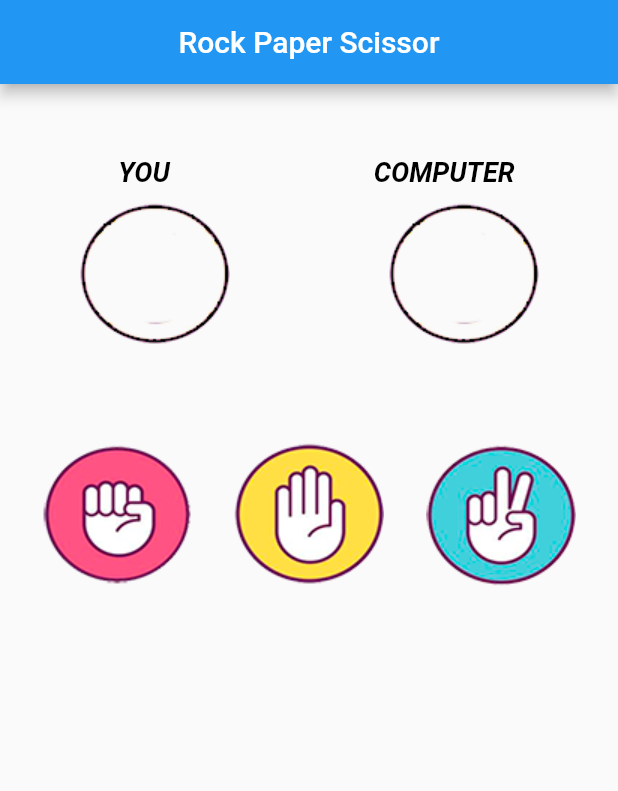
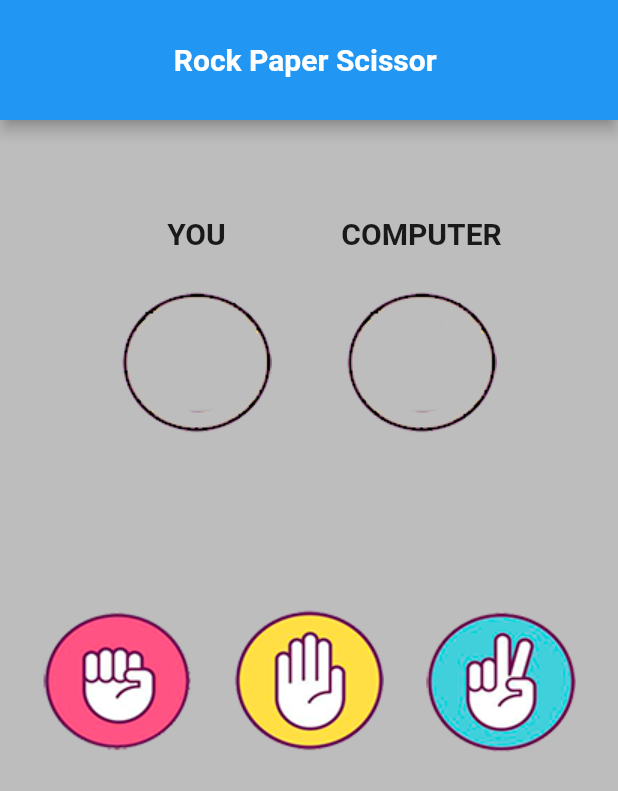
Before and after one commit to Aruncp47/rps, a Flutter app: the screen it shows after launch, on a phone screen of 412 x 824 dp. Shown: the top 791 px of the screen. Run offline on Flutter 3.47's test engine with Material 2 defaults, Android fonts, the phone set to English and light mode, and no system bars.

Commit message:
initial commit

```diff
--- a/lib/main.dart
+++ b/lib/main.dart
@@ -1,97 +1,214 @@
-import 'package:flutter/cupertino.dart';
+import 'dart:async';
+import 'dart:math';
+
 import 'package:flutter/material.dart';
 
 void main() {
-  runApp(MaterialApp(
+  runApp(const MaterialApp(
     home: HomePage(),
   ));
 }
 
 class HomePage extends StatefulWidget {
+  const HomePage({super.key});
+
   @override
   State<HomePage> createState() => _HomePageState();
 }
 
-class _HomePageState extends State<HomePage> {
+class _HomePageState extends State<HomePage> {var _imageempty = const AssetImage('assets/images/empty.png');
+var _imagememptyplayer = const AssetImage('assets/images/empty.png');
+String Resultmsg = '';
+bool game = false;
+
+void choice(String gamechoice) {
+  var choice = ['rock', 'paper', 'scissor'];
+  var num = Random().nextInt(3);
+  var choiceBot = choice[num];
+
+  Timer(const Duration(seconds: 1), () {
+    switch (choiceBot) {
+      case "rock":
+        setState(() {
+          _imageempty = const AssetImage("assets/images/rock.png");
+        });
+        break;
+
+      case "paper":
+        setState(() {
+          _imageempty = const AssetImage("assets/images/paper.png");
+        });
+        break;
+      case "scissor":
+        setState(() {
+          _imageempty = const AssetImage("assets/images/scissor.png");
+        });
+        break;
+    }
+  });
+
+  setState(() {
+    if ((gamechoice == 'rock' && choiceBot == 'scissor') ||
+        (gamechoice == 'scissor' && choiceBot == 'paper') ||
+        (gamechoice == 'paper' && choiceBot == 'rock')) {
+      Timer(const Duration(seconds: 1), () {
+        Resultmsg = 'YOU WON!';
+      });
+    } else if ((gamechoice == 'scissor' && choiceBot == 'rock') ||
+        (gamechoice == 'paper' && choiceBot == 'scissor') ||
+        (gamechoice == 'rock' && choiceBot == 'paper')) {
+      Timer(const Duration(seconds: 1), () {
+        Resultmsg = "YOU LOSE!";
+      });
+    } else {
+      Timer(const Duration(seconds: 1), () {
+        Resultmsg = "DRAW!";
+      });
+    }
+  });
+}
+
 @override
 Widget build(BuildContext context) {
   return Scaffold(
-      appBar: AppBar(title: Text("Rock Paper Scissor"), centerTitle: true),
+    backgroundColor: Colors.grey[400],
+    appBar: AppBar(
+      title: const Text(
+        'Rock Paper Scissor ',
+        style: TextStyle(
+          fontSize: 20,
+          color: Colors.white,
+          fontWeight: FontWeight.bold,
+        ),
+      ),
+      centerTitle: true,
+      toolbarHeight: 80,
+    ),
     body: Center(
-        child: Column(children: [
-          SizedBox(
-            height: 40,
+      child: Column(
+        children: [
+          const Padding(
+            padding: EdgeInsets.all(32),
+          ),
+          Row(
+            mainAxisAlignment: MainAxisAlignment.spaceEvenly,
+            mainAxisSize: MainAxisSize.min,
+            children: [
+              Column(
+                children: [
+                  const Text(
+                    'YOU',
+                    style: TextStyle(
+                      fontSize: 20,
+                      fontWeight: FontWeight.bold,
+                    ),
+                  ),
+                  Image(
+                    image: _imagememptyplayer,
+                    height: 150,
+                  ),
+                ],
+              ),
+              Column(
+                children: [
+                  const Text(
+                    'COMPUTER',
+                    style: TextStyle(
+                      fontSize: 20,
+                      fontWeight: FontWeight.bold,
+                    ),
+                  ),
+                  Image(
+                    image: _imageempty,
+                    height: 150,
+                  ),
+                ],
+              ),
+            ],
           ),
           Padding(
-            padding: const EdgeInsets.all(8.0),
+            padding: const EdgeInsets.all(32),
+            child: Text(
+              Resultmsg,
+              style: const TextStyle(
+                fontSize: 20,
+                fontWeight: FontWeight.bold,
+              ),
+            ),
+          ),
+          AbsorbPointer(
+            absorbing: game,
             child: Row(
-                mainAxisAlignment: MainAxisAlignment.spaceAround,
+              mainAxisAlignment: MainAxisAlignment.spaceEvenly,
               children: [
-                  Padding(
-                    padding: const EdgeInsets.only(left: 10.0),
-                    child: Text("YOU",
-                        style: TextStyle(
-                            color: Colors.black,
-                            fontSize: 18,
-                            fontWeight: FontWeight.bold,
-                            fontStyle: FontStyle.italic)),
+                GestureDetector(
+                  onTap: () {
+                    game = true;
+                    choice('rock');
+                    _imagememptyplayer = const AssetImage('assets/images/rock.png');
+                    _espera();
+
+                    fimJogoIniciado();
+                  },
+                  child: Image.asset(
+                    'assets/images/rock.png',
+                    width: 100,
                   ),
-                  Padding(
-                    padding: const EdgeInsets.only(left: 14.0),
-                    child: Text("COMPUTER",
-                        style: TextStyle(
-                            color: Colors.black,
-                            fontStyle: FontStyle.italic,
-                            fontWeight: FontWeight.bold,
-                            fontSize: 18)),
-                  )
-                ]),
                 ),
-          Row(
-            mainAxisAlignment: MainAxisAlignment.spaceAround,
-            children: [
-              Container(
-                height: 100,
+                GestureDetector(
+                  onTap: () {
+                    game = true;
+                    choice('paper');
+                    _imagememptyplayer =
+                        const AssetImage('assets/images/paper.png');
+                    _espera();
+
+                    fimJogoIniciado();
+                  },
+                  child: Image.asset(
+                    'assets/images/paper.png',
                     width: 100,
-                decoration: BoxDecoration(
-                    shape: BoxShape.circle,
-                    image: DecorationImage(
-                        image: AssetImage('assets/images/empty.png'))),
                   ),
-              Container(
-                height: 100,
+                ),
+                GestureDetector(
+                  onTap: () {
+                    game = true;
+                    choice('scissor');
+                    _imagememptyplayer =
+                        const AssetImage('assets/images/scissor.png');
+                    _espera();
+
+                    fimJogoIniciado();
+                  },
+                  child: Image.asset(
+                    'assets/images/scissor.png',
                     width: 100,
-                decoration: BoxDecoration(
-                    shape: BoxShape.circle,
-                    image: DecorationImage(
-                        image: AssetImage('assets/images/empty.png'))),
-              )
+                  ),
+                ),
               ],
-          ),SizedBox(height: 60,),
-          Row(mainAxisAlignment: MainAxisAlignment.spaceEvenly,children: [Container(
-            height: 100,
-            width: 100,
-            decoration: BoxDecoration(
-                shape: BoxShape.circle,
-                image: DecorationImage(
-                    image: AssetImage('assets/images/rock.png'))),
-          ),Container(
-            height: 100,
-            width: 100,
-            decoration: BoxDecoration(
-                shape: BoxShape.circle,
-                image: DecorationImage(
-                    image: AssetImage('assets/images/paper.png'))),
-          ),Container(
-            height: 100,
-            width: 100,
-            decoration: BoxDecoration(
-                shape: BoxShape.circle,
-                image: DecorationImage(
-                    image: AssetImage('assets/images/scissor.png'))),
-          )],)
-        ]),
+            ),
+          ),
+        ],
+      ),
     ),
   );
 }
+
+void fimJogoIniciado() {
+  Timer(const Duration(seconds: 2), () {
+    setState(() {
+      game = false;
+    });
+  });
 }
+
+void _espera() {
+  Timer(const Duration(seconds: 5), () {
+    setState(() {
+      _imageempty = const AssetImage('assets/images/empty.png');
+      _imagememptyplayer = const AssetImage('assets/images/empty.png');
+      Resultmsg = '';
+    });
+  });
+}
+}
```
Lines whose indentation alone changed are shown as unchanged.
